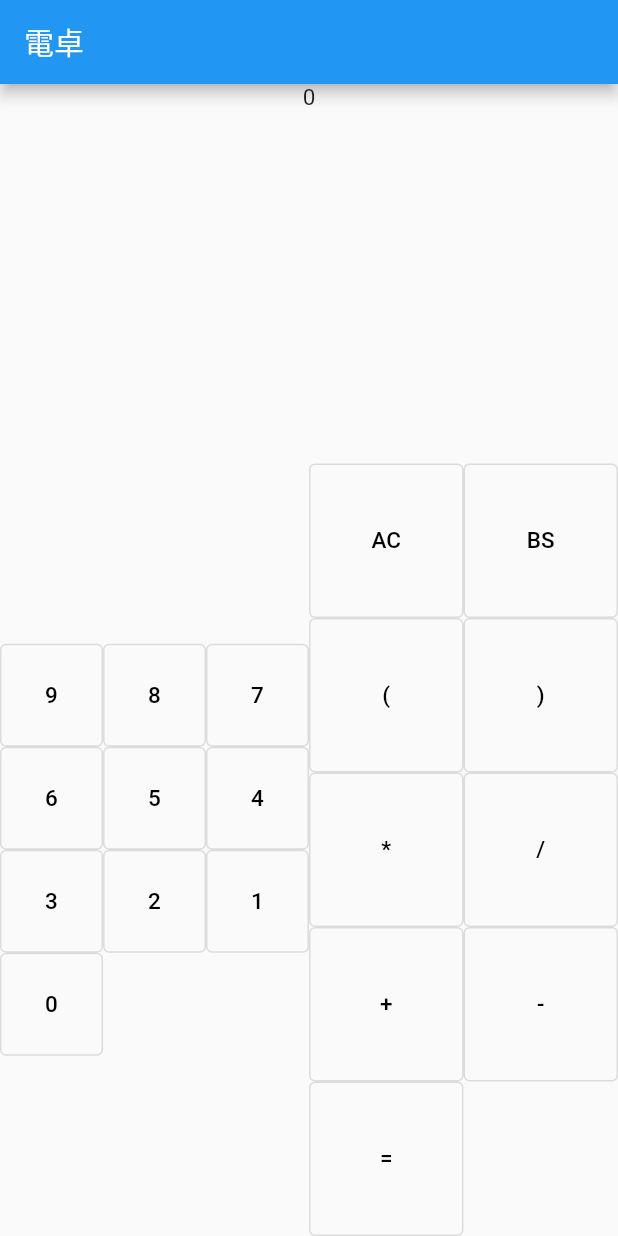
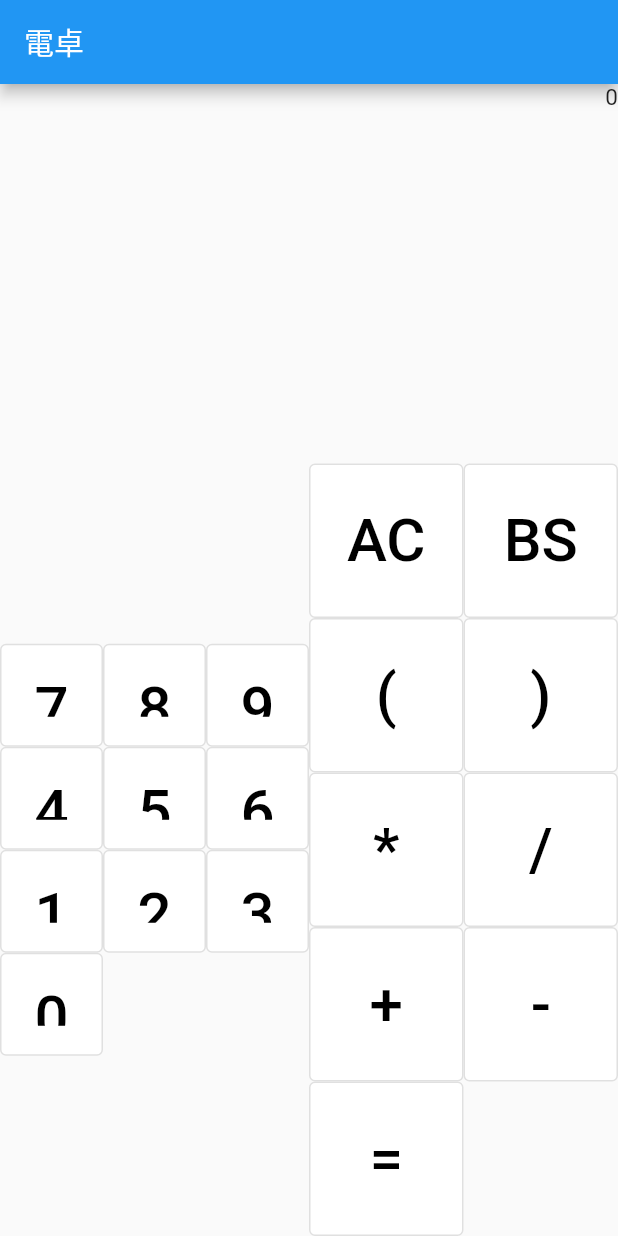
Before and after one commit to Yuba32/STA-Calc2022, a Flutter app: the screen it shows after launch, on a phone screen of 412 x 824 dp. Run offline on Flutter 3.47's test engine with Material 2 defaults, Android fonts, the phone set to English and light mode, and no system bars; our stand-ins replace math_expressions.

Commit message:
[update]

```diff
--- a/lib/src/calculator.dart
+++ b/lib/src/calculator.dart
@@ -86,16 +86,20 @@ class _CalculatorState extends State<Calculator> {
           child: Text(
             text,
             textAlign: TextAlign.center,
-          style: const TextStyle(color: Colors.black, fontSize: 15),
+            style: const TextStyle(color: Colors.black, fontSize: 40),
           ),
           onPressed: () => buttonpress(text),
-      ),
+          style: OutlinedButton.styleFrom(
+            backgroundColor: Colors.white,
+            padding: EdgeInsets.all(20),
+          )),
     );
   }
 
   Widget _displayArea() {
     return Expanded(
       child: Container(
+        alignment: Alignment.center,
         child: Column(
           children: [
             Container(
@@ -106,6 +110,7 @@ class _CalculatorState extends State<Calculator> {
                 ),
                 textAlign: TextAlign.right,
               ),
+              width: double.infinity,
             ),
             Container(
               child: Text(
@@ -115,6 +120,7 @@ class _CalculatorState extends State<Calculator> {
                 ),
                 textAlign: TextAlign.right,
               ),
+              width: double.infinity,
             ),
           ],
         ),
@@ -122,34 +128,31 @@ class _CalculatorState extends State<Calculator> {
     );
   }
 
-  //テンキー
-
-  //テンキー生成
-  Widget _numPad() {
-    return Expanded(
+  Widget _keyboardArea() {
+    return Container(
+      child: Row(
+        children: [
+          Expanded(
             child: Container(
               child: GridView.count(
                 crossAxisCount: 3,
                 shrinkWrap: true,
                 children: <Widget>[
+                  getButton("7"),
+                  getButton("8"),
                   getButton("9"),
-            getButton("8"),
-            getButton("7"),
+                  getButton("4"),
+                  getButton("5"),
                   getButton("6"),
-            getButton("5"),
-            getButton("4"),
+                  getButton("1"),
+                  getButton("2"),
                   getButton("3"),
-            getButton("2"),
-            getButton("1"),
                   getButton("0"),
                 ],
               ),
             ),
-    );
-  }
-
-  Widget _signPad() {
-    return Expanded(
+          ),
+          Expanded(
             child: Container(
               child: GridView.count(
                 crossAxisCount: 2,
@@ -167,15 +170,7 @@ class _CalculatorState extends State<Calculator> {
                 ],
               ),
             ),
-    );
-  }
-
-  Widget _keyboardArea() {
-    return Container(
-      child: Row(
-        children: [
-          _numPad(),
-          _signPad(),
+          ),
         ],
       ),
     );
@@ -184,8 +179,6 @@ class _CalculatorState extends State<Calculator> {
   //complete
   @override
   Widget build(BuildContext context) {
-    final double deviceHeight = MediaQuery.of(context).size.height;
-    final double deviceWidth = MediaQuery.of(context).size.width;
     return MaterialApp(
       debugShowCheckedModeBanner: false,
       home: Scaffold(
```
Lines whose indentation alone changed are shown as unchanged.
